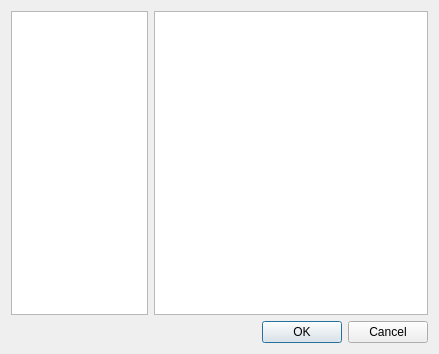
Above: custompalettes.ui from irydacea/wespal before the change. Below: the same form after it.
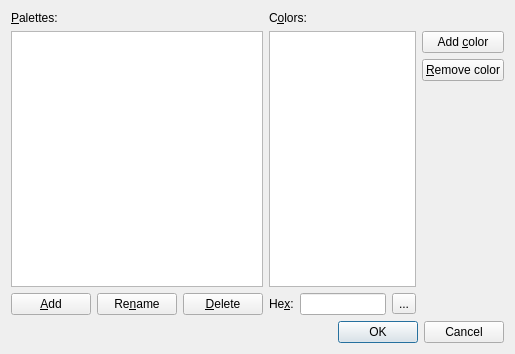
That is the form after the change. Icons and pictures are not drawn.

Commit message: custompalettes: Start to implement more functionality

Patch:
```diff
--- a/custompalettes.ui
+++ b/custompalettes.ui
@@ -6,7 +6,7 @@
    <rect>
     <x>0</x>
     <y>0</y>
-    <width>439</width>
+    <width>515</width>
     <height>354</height>
    </rect>
   </property>
@@ -19,23 +19,131 @@
   </property>
   <layout class="QVBoxLayout" name="verticalLayout_2">
    <item>
-    <layout class="QHBoxLayout" name="horizontalLayout" stretch="1,2">
+    <layout class="QHBoxLayout" name="horizontalLayout" stretch="1,3">
      <item>
       <layout class="QVBoxLayout" name="paletteListContainer">
+       <item>
+        <widget class="QLabel" name="label">
+         <property name="text">
+          <string>&amp;Palettes:</string>
+         </property>
+         <property name="buddy">
+          <cstring>listPals</cstring>
+         </property>
+        </widget>
+       </item>
        <item>
         <widget class="QListWidget" name="listPals"/>
        </item>
+       <item>
+        <layout class="QHBoxLayout" name="horizontalLayout_4" stretch="1,1,1">
+         <item>
+          <widget class="QPushButton" name="cmdAddPal">
+           <property name="text">
+            <string>&amp;Add</string>
+           </property>
+          </widget>
+         </item>
+         <item>
+          <widget class="QPushButton" name="cmdRenPal">
+           <property name="text">
+            <string>Re&amp;name</string>
+           </property>
+          </widget>
+         </item>
+         <item>
+          <widget class="QPushButton" name="cmdDelPal">
+           <property name="text">
+            <string>&amp;Delete</string>
+           </property>
+          </widget>
+         </item>
+        </layout>
+       </item>
       </layout>
      </item>
      <item>
       <layout class="QVBoxLayout" name="paletteViewContainer">
        <item>
-        <widget class="QListWidget" name="listColors">
-         <property name="uniformItemSizes">
-          <bool>true</bool>
+        <widget class="QLabel" name="label_2">
+         <property name="text">
+          <string>C&amp;olors:</string>
+         </property>
+         <property name="buddy">
+          <cstring>listColors</cstring>
          </property>
         </widget>
        </item>
+       <item>
+        <layout class="QHBoxLayout" name="horizontalLayout_3">
+         <item>
+          <layout class="QVBoxLayout" name="verticalLayout_3">
+           <item>
+            <widget class="QListWidget" name="listColors">
+             <property name="uniformItemSizes">
+              <bool>true</bool>
+             </property>
+            </widget>
+           </item>
+           <item>
+            <layout class="QHBoxLayout" name="horizontalLayout_5">
+             <item>
+              <widget class="QLabel" name="label_3">
+               <property name="text">
+                <string>He&amp;x:</string>
+               </property>
+               <property name="buddy">
+                <cstring>leColor</cstring>
+               </property>
+              </widget>
+             </item>
+             <item>
+              <widget class="QLineEdit" name="leColor"/>
+             </item>
+             <item>
+              <widget class="QToolButton" name="tbEditColor">
+               <property name="text">
+                <string>...</string>
+               </property>
+              </widget>
+             </item>
+            </layout>
+           </item>
+          </layout>
+         </item>
+         <item>
+          <layout class="QVBoxLayout" name="verticalLayout">
+           <item>
+            <widget class="QPushButton" name="cmdAddCol">
+             <property name="text">
+              <string>Add &amp;color</string>
+             </property>
+            </widget>
+           </item>
+           <item>
+            <widget class="QPushButton" name="cmdDelCol">
+             <property name="text">
+              <string>&amp;Remove color</string>
+             </property>
+            </widget>
+           </item>
+           <item>
+            <spacer name="verticalSpacer">
+             <property name="orientation">
+              <enum>Qt::Vertical</enum>
+             </property>
+             <property name="sizeHint" stdset="0">
+              <size>
+               <width>20</width>
+               <height>40</height>
+              </size>
+             </property>
+            </spacer>
+           </item>
+          </layout>
+         </item>
+        </layout>
+       </item>
       </layout>
      </item>
     </layout>
```
The commit also changes 4 other files.
